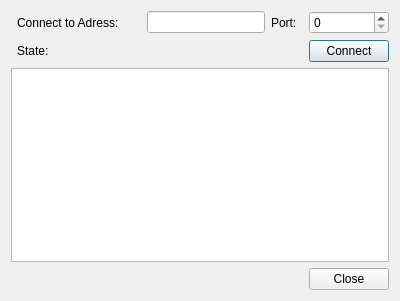
AWAH-SIP/AWAH-SIP_Desktop-GUI, file connectdialog.ui: the form before one commit.
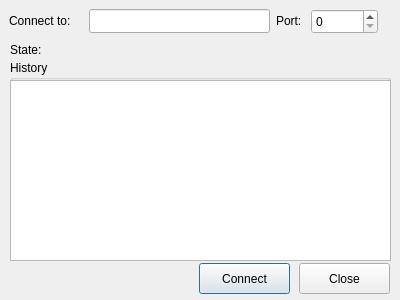
The form after the commit.

```diff
--- a/connectdialog.ui
+++ b/connectdialog.ui
@@ -7,82 +7,166 @@
     <x>0</x>
     <y>0</y>
     <width>400</width>
-    <height>301</height>
+    <height>300</height>
    </rect>
   </property>
+  <property name="minimumSize">
+   <size>
+    <width>400</width>
+    <height>300</height>
+   </size>
+  </property>
+  <property name="maximumSize">
+   <size>
+    <width>400</width>
+    <height>300</height>
+   </size>
+  </property>
   <property name="windowTitle">
    <string>Connect to AWAH SIP Codec</string>
   </property>
-  <layout class="QGridLayout" name="gridLayout">
-   <item row="0" column="1">
+  <widget class="QLabel" name="label_connstate">
+   <property name="geometry">
+    <rect>
+     <x>90</x>
+     <y>40</y>
+     <width>181</width>
+     <height>21</height>
+    </rect>
+   </property>
+   <property name="maximumSize">
+    <size>
+     <width>200</width>
+     <height>16777215</height>
+    </size>
+   </property>
+   <property name="midLineWidth">
+    <number>200</number>
+   </property>
+   <property name="text">
+    <string/>
+   </property>
+  </widget>
     <widget class="QLabel" name="label">
+   <property name="geometry">
+    <rect>
+     <x>9</x>
+     <y>10</y>
+     <width>71</width>
+     <height>21</height>
+    </rect>
+   </property>
      <property name="text">
-      <string>Connect to Adress:</string>
-     </property>
-    </widget>
-   </item>
-   <item row="2" column="1">
+    <string>Connect to:</string>
+   </property>
+  </widget>
     <widget class="QLabel" name="label_State">
+   <property name="geometry">
+    <rect>
+     <x>10</x>
+     <y>39</y>
+     <width>81</width>
+     <height>21</height>
+    </rect>
+   </property>
      <property name="text">
       <string>State:</string>
      </property>
     </widget>
-   </item>
-   <item row="0" column="4">
+  <widget class="QSpinBox" name="spinBox">
+   <property name="geometry">
+    <rect>
+     <x>311</x>
+     <y>9</y>
+     <width>67</width>
+     <height>25</height>
+    </rect>
+   </property>
+   <property name="maximum">
+    <number>65353</number>
+   </property>
+  </widget>
     <widget class="QLabel" name="label_Port">
+   <property name="geometry">
+    <rect>
+     <x>276</x>
+     <y>10</y>
+     <width>29</width>
+     <height>21</height>
+    </rect>
+   </property>
      <property name="text">
       <string>Port:</string>
      </property>
     </widget>
-   </item>
-   <item row="5" column="1">
-    <spacer name="horizontalSpacer">
-     <property name="orientation">
-      <enum>Qt::Horizontal</enum>
-     </property>
-     <property name="sizeHint" stdset="0">
-      <size>
-       <width>40</width>
-       <height>20</height>
-      </size>
-     </property>
-    </spacer>
-   </item>
-   <item row="2" column="6">
     <widget class="QPushButton" name="pushButton_connect">
+   <property name="geometry">
+    <rect>
+     <x>199</x>
+     <y>263</y>
+     <width>91</width>
+     <height>31</height>
+    </rect>
+   </property>
      <property name="text">
       <string>Connect</string>
      </property>
     </widget>
-   </item>
-   <item row="0" column="3">
-    <widget class="QLineEdit" name="lineEdit"/>
-   </item>
-   <item row="0" column="6">
-    <widget class="QSpinBox" name="spinBox">
-     <property name="maximum">
-      <number>65353</number>
-     </property>
-    </widget>
-   </item>
-   <item row="5" column="6">
     <widget class="QPushButton" name="pushButton_close">
+   <property name="geometry">
+    <rect>
+     <x>299</x>
+     <y>263</y>
+     <width>91</width>
+     <height>31</height>
+    </rect>
+   </property>
      <property name="text">
       <string>Close</string>
      </property>
     </widget>
-   </item>
-   <item row="3" column="0" colspan="7">
-    <widget class="QTableView" name="tableView"/>
-   </item>
-   <item row="2" column="3">
-    <widget class="QLabel" name="label_connstate">
-     <property name="text">
-      <string/>
-     </property>
-    </widget>
-   </item>
-  </layout>
+  <widget class="QLineEdit" name="lineEdit">
+   <property name="geometry">
+    <rect>
+     <x>89</x>
+     <y>9</y>
+     <width>181</width>
+     <height>24</height>
+    </rect>
+   </property>
+   <property name="minimumSize">
+    <size>
+     <width>160</width>
+     <height>0</height>
+    </size>
+   </property>
+   <property name="maxLength">
+    <number>160</number>
+   </property>
+  </widget>
+  <widget class="QGroupBox" name="groupBox">
+   <property name="geometry">
+    <rect>
+     <x>10</x>
+     <y>60</y>
+     <width>381</width>
+     <height>201</height>
+    </rect>
+   </property>
+   <property name="title">
+    <string>History</string>
+   </property>
+   <widget class="QListWidget" name="listWidget">
+    <property name="geometry">
+     <rect>
+      <x>0</x>
+      <y>20</y>
+      <width>381</width>
+      <height>181</height>
+     </rect>
+    </property>
+   </widget>
+  </widget>
  </widget>
  <resources/>
  <connections/>
```
Lines whose indentation alone changed are shown as unchanged.
